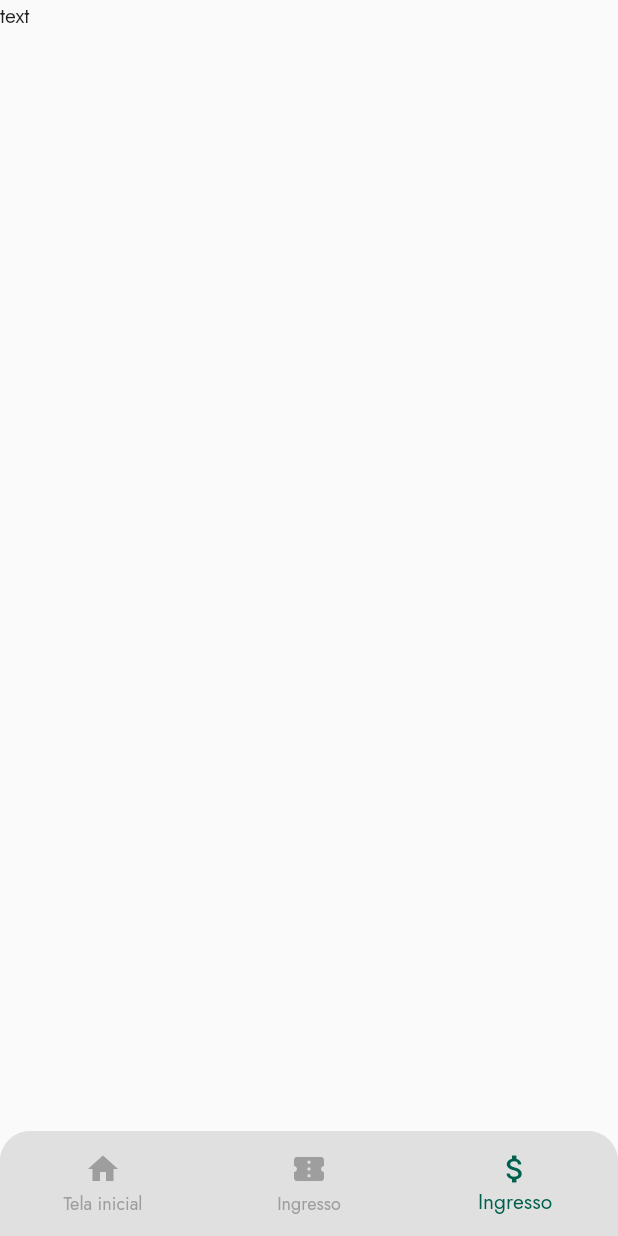
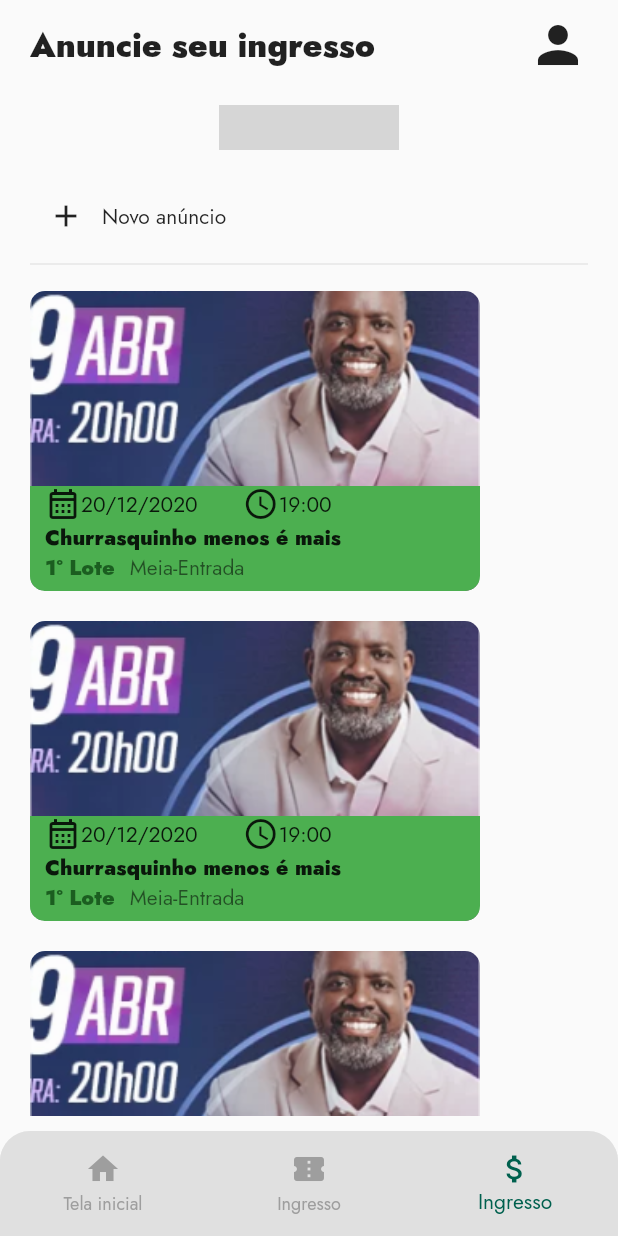
Before and after one commit to MatheusAGomes/dibs, a Flutter app: the screen it shows after launch, swiped to page 3, on a phone screen of 412 x 824 dp. Run offline on Flutter 3.47's test engine with Material 2 defaults, Android fonts, the phone set to English and light mode, and no system bars; drawn by our look-alikes of animated_toggle_switch, loader_overlay; our stand-ins replace dio, fluttertoast, google_fonts, jwt_decoder, pretty_dio_logger, retrofit and 1 more; missing offline and left inert: validatorless; generated files the repository leaves out were written again; project files that could hold a hidden picture were left out; grey boxes are pictures that could not be loaded.

Commit message:
tela de anuncie seu ingresso

```diff
--- /dev/null
+++ b/lib/private/anuncieIngressoScreen.dart
@@ -0,0 +1,167 @@
+import 'package:animated_toggle_switch/animated_toggle_switch.dart';
+import 'package:dibs/widget/bannerCategoria.dart';
+import 'package:dibs/widget/bannerMeuIngresso.dart';
+import 'package:dibs/widget/bannerPrincipal.dart';
+import 'package:dibs/widget/bannerSecundario.dart';
+import 'package:dio/dio.dart';
+import 'package:flutter/material.dart';
+import 'package:provider/provider.dart';
+import 'package:validatorless/validatorless.dart';
+
+import '../../../shared/constance/constance.dart';
+import '../../../shared/routes/routes.dart';
+
+import '../../../shared/service/colorService.dart';
+import '../../../shared/store.dart';
+import '../../models/auth.dart';
+
+class AnuncieIngressoScreen extends StatefulWidget {
+  AnuncieIngressoScreen({Key? key}) : super(key: key);
+
+  @override
+  State<AnuncieIngressoScreen> createState() => _AnuncieIngressoScreenState();
+}
+
+class _AnuncieIngressoScreenState extends State<AnuncieIngressoScreen> {
+  @override
+  void initState() {
+    super.initState();
+  }
+
+  int value = 0;
+
+  @override
+  Widget build(BuildContext context) {
+    return Scaffold(
+      body: SafeArea(
+        child: Padding(
+          padding: EdgeInsets.symmetric(vertical: 10, horizontal: 20),
+          child: SingleChildScrollView(
+            child: Column(
+              children: [
+                Row(
+                  mainAxisAlignment: MainAxisAlignment.spaceBetween,
+                  children: [
+                    Text(
+                      'Anuncie seu ingresso',
+                      style:
+                          TextStyle(fontWeight: FontWeight.w900, fontSize: 22),
+                    ),
+                    Icon(
+                      Icons.person,
+                      size: 40,
+                    ),
+                  ],
+                ),
+                SizedBox(
+                  height: 20,
+                ),
+                AnimatedToggleSwitch<int>.size(
+                  current: value,
+                  values: [0, 1],
+                  height: 30,
+                  indicatorSize: Size(130, 50),
+                  indicatorColor: Colors.white,
+                  innerColor: Colors.grey.shade300,
+                  customIconBuilder: (context, local, global) {
+                    if (local.value == 0)
+                      return Row(
+                        mainAxisAlignment: MainAxisAlignment.center,
+                        children: [
+                          Text('Meus anúncios',
+                              style: TextStyle(fontWeight: FontWeight.w500)),
+                        ],
+                      );
+                    else
+                      return Row(
+                        mainAxisAlignment: MainAxisAlignment.center,
+                        children: [
+                          Text('Vendidos',
+                              style: TextStyle(fontWeight: FontWeight.w500)),
+                        ],
+                      );
+                  },
+                  indicatorBorderRadius: BorderRadius.circular(7),
+                  borderColor: value.isEven
+                      ? Colors.grey.shade300
+                      : Colors.grey.shade300,
+                  borderRadius: BorderRadiusDirectional.circular(9),
+                  //colorBuilder: (i) => i.isEven ? Colors.grey : Colors.grey,
+                  onChanged: (i) => setState(() => value = i),
+                ),
+                SizedBox(
+                  height: 20,
+                ),
+                value == 0
+                    ? Column(
+                        children: [
+                          Row(children: [
+                            IconButton(
+                              onPressed: () {},
+                              icon: Icon(Icons.add),
+                            ),
+                            Text('Novo anúncio')
+                          ]),
+                          Divider(),
+                          Container(
+                            height: MediaQuery.of(context).size.height,
+                            child: ListView.builder(
+                              scrollDirection: Axis.vertical,
+                              itemCount: 5,
+                              itemBuilder: (context, index) {
+                                return Padding(
+                                  padding:
+                                      const EdgeInsets.symmetric(vertical: 10),
+                                  child: BannerMeuIgresso(
+                                    image: AssetImage(
+                                        'assets/images/PericlesEx.png'),
+                                    titulo: 'Churrasquinho menos é mais',
+                                    data: '20/12/2020',
+                                    hora: '19:00',
+                                    lote: '1° Lote',
+                                    tipo: 'Meia-Entrada',
+                                    corBanner: Colors.green,
+                                    corDoLote: Colors.green.shade900,
+                                  ),
+                                );
+                              },
+                            ),
+                          ),
+                        ],
+                      )
+                    : Column(
+                        children: [
+                          Container(
+                            height: MediaQuery.of(context).size.height,
+                            child: ListView.builder(
+                              scrollDirection: Axis.vertical,
+                              itemCount: 5,
+                              itemBuilder: (context, index) {
+                                return Padding(
+                                  padding:
+                                      const EdgeInsets.symmetric(vertical: 10),
+                                  child: BannerMeuIgresso(
+                                    image: AssetImage(
+                                        'assets/images/PericlesEx.png'),
+                                    titulo: 'Churrasquinho menos é mais',
+                                    data: '20/12/2020',
+                                    hora: '19:00',
+                                    lote: '1° Lote',
+                                    tipo: 'Meia-Entrada',
+                                    corBanner: Colors.green,
+                                    corDoLote: Colors.green.shade900,
+                                  ),
+                                );
+                              },
+                            ),
+                          ),
+                        ],
+                      ),
+              ],
+            ),
+          ),
+        ),
+      ),
+    );
+  }
+}
--- a/lib/private/estruturaScreen.dart
+++ b/lib/private/estruturaScreen.dart
@@ -1,3 +1,4 @@
+import 'package:dibs/private/anuncieIngressoScreen.dart';
 import 'package:dibs/private/mainScreen.dart';
 import 'package:dibs/private/meusIngressosScreen.dart';
 import 'package:flutter/material.dart';
@@ -42,7 +43,11 @@ class _EstruturasScreenState extends State<EstruturasScreen> {
           physics: ClampingScrollPhysics(),
           controller: pc,
           onPageChanged: setPaginaAtual,
-          children: [MainScreen(), MeusIngressosScreen(), Text('text')],
+          children: [
+            MainScreen(),
+            MeusIngressosScreen(),
+            AnuncieIngressoScreen()
+          ],
         ),
         bottomNavigationBar: Container(
           height: 70,
```
